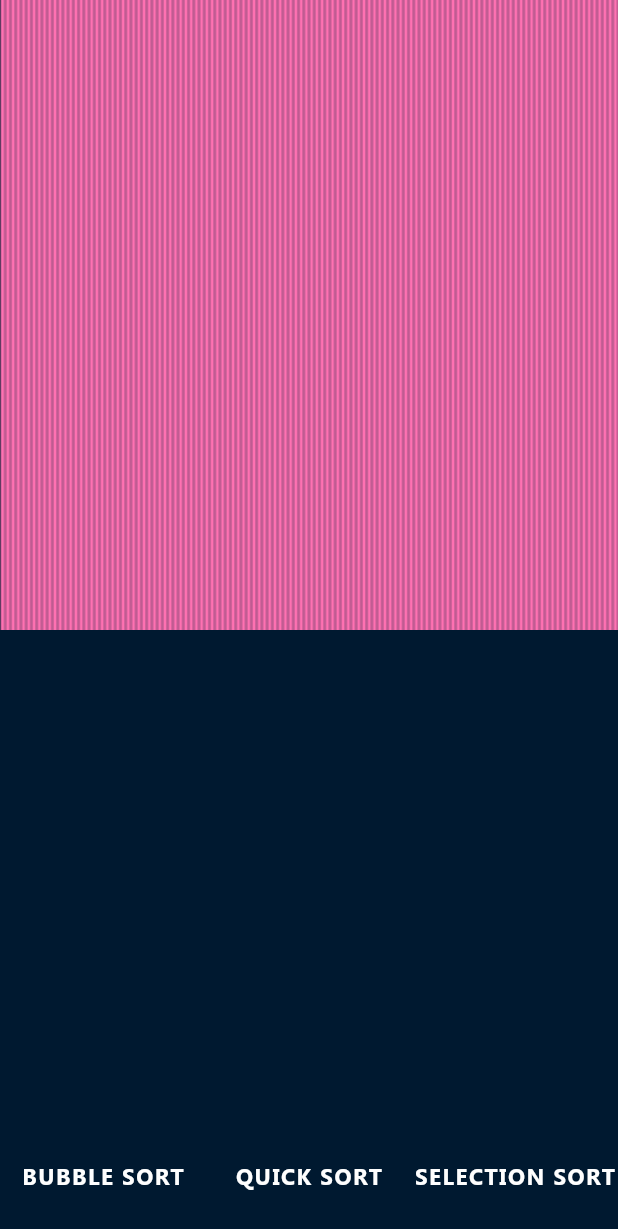
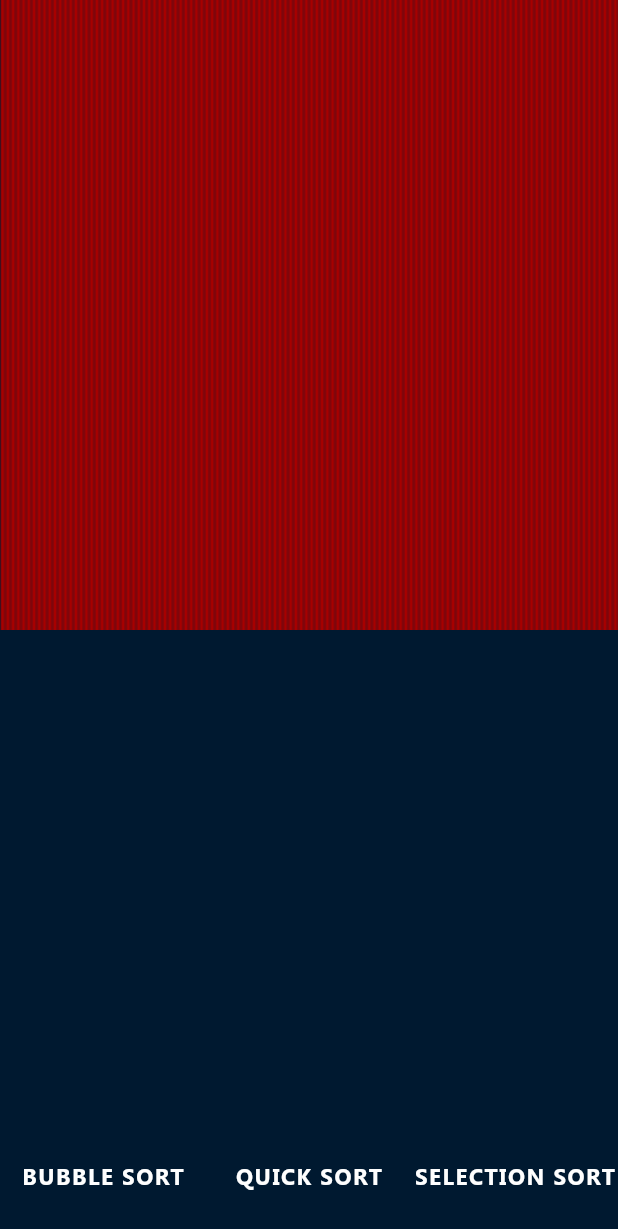
Before and after one commit to parzuko/AlgoVisualizer, a Flutter app: the screen it shows after launch, on a phone screen of 412 x 824 dp. Shown: the top 1229 px of the screen. Run offline on Flutter 3.47's test engine with Material 2 defaults, Android fonts, the phone set to English and light mode, and no system bars.

Commit message:
Add New Red Colors & Rename Palettes

```diff
--- a/algo_visual/lib/config/numbers.dart
+++ b/algo_visual/lib/config/numbers.dart
@@ -32,9 +32,10 @@ class NumberViewer extends CustomPainter {
     paint.strokeWidth = barWidth;
     paint.strokeCap = StrokeCap.butt;
     var themes = {
-      1: bluePalette(elementValue),
-      2: vibrantPalette(elementValue),
-      3: pastelPalette(elementValue),
+      1: arcticHorizon(elementValue),
+      2: summerHues(elementValue),
+      3: kindergartenNotebook(elementValue),
+      4: ketchupRed(elementValue),
     };
     paint.color = themes[whichColor];
     final modes = {
@@ -70,7 +71,7 @@ class NumberViewer extends CustomPainter {
     return true;
   }
 
-  Color vibrantPalette(int value) {
+  Color summerHues(int value) {
     if (this.elementValue < maxVal * .20) {
       return Palette.vibrant_1;
     } else if (this.elementValue < maxVal * .40) {
@@ -84,7 +85,7 @@ class NumberViewer extends CustomPainter {
     }
   }
 
-  Color pastelPalette(int value) {
+  Color kindergartenNotebook(int value) {
     if (this.elementValue < maxVal * .20) {
       return Palette.pastel_1;
     } else if (this.elementValue < maxVal * .40) {
@@ -98,7 +99,21 @@ class NumberViewer extends CustomPainter {
     }
   }
 
-  Color bluePalette(int value) {
+  Color ketchupRed(int value) {
+    if (this.elementValue < maxVal * .20) {
+      return Palette.red_1;
+    } else if (this.elementValue < maxVal * .40) {
+      return Palette.red_2;
+    } else if (this.elementValue < maxVal * .60) {
+      return Palette.red_3;
+    } else if (this.elementValue < maxVal * .80) {
+      return Palette.red_4;
+    } else {
+      return Palette.red_5;
+    }
+  }
+
+  Color arcticHorizon(int value) {
     if (this.elementValue < maxVal * .14) {
       return Palette.blue_0;
     } else if (this.elementValue < maxVal * .28) {
--- a/algo_visual/lib/config/palette.dart
+++ b/algo_visual/lib/config/palette.dart
@@ -6,14 +6,14 @@ class Palette {
   static const Color textColor = Color(0xffFEFEFE);
   static const Color theButton = Color(0xff626EE3);
   static const Color brightText = Color(0xffF44292);
-  // Colors For Vibrant
+  //  summer hues
   static const Color vibrant_1 = Color(0xffEE3A59);
   static const Color vibrant_2 = Color(0xffE27B47);
   static const Color vibrant_3 = Color(0xffEFCA58);
   static const Color vibrant_4 = Color(0xff46B29E);
   static const Color vibrant_5 = Color(0xff334E5C);
 
-  //Blue Color Scheme
+  // arctic horizon
   static const Color blue_0 = Color(0xffC3EBEF);
   static const Color blue_1 = Color(0xff9EDFE5);
   static const Color blue_2 = Color(0xff70C2DF);
@@ -22,10 +22,17 @@ class Palette {
   static const Color blue_5 = Color(0xff7E84F3);
   static const Color blue_6 = Color(0xff7E6CFB);
 
-  // The Pastel
+  // kindergarden notebook
   static const Color pastel_1 = Color(0xffD3E9FF);
   static const Color pastel_2 = Color(0xffFFD5D5);
   static const Color pastel_3 = Color(0xffFFA0AD);
   static const Color pastel_4 = Color(0xff509BE1);
   static const Color pastel_5 = Color(0xffFF71B2);
+
+  // ketchup
+  static const Color red_1 = Color(0xffFFBABA);
+  static const Color red_2 = Color(0xffFF7B7B);
+  static const Color red_3 = Color(0xffFF5252);
+  static const Color red_4 = Color(0xffFF0000);
+  static const Color red_5 = Color(0xffA70000);
 }
--- a/algo_visual/lib/screens/home_screen.dart
+++ b/algo_visual/lib/screens/home_screen.dart
@@ -124,7 +124,7 @@ class _HomeScreenState extends State<HomeScreen> {
                         elementValue: item,
                         elementIndex: counter,
                         maxVal: _sizeOfArray.round(),
-                        whichColor: 3,
+                        whichColor: 4,
                         whichMode: 1,
                       ),
                     );
```
